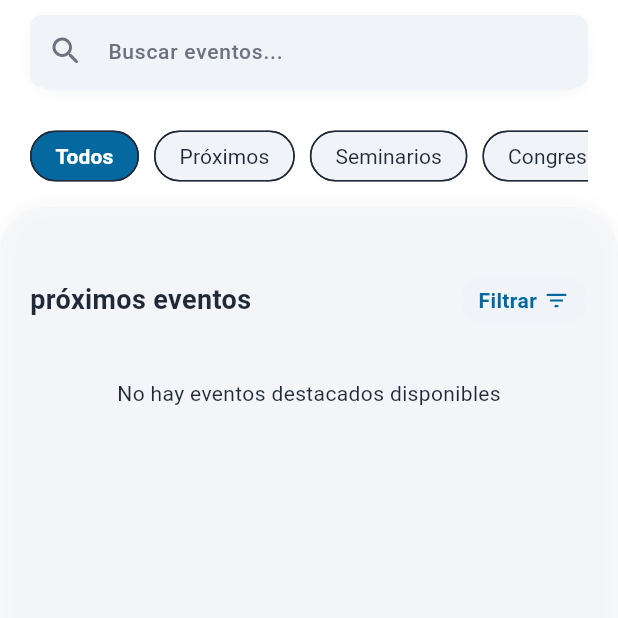
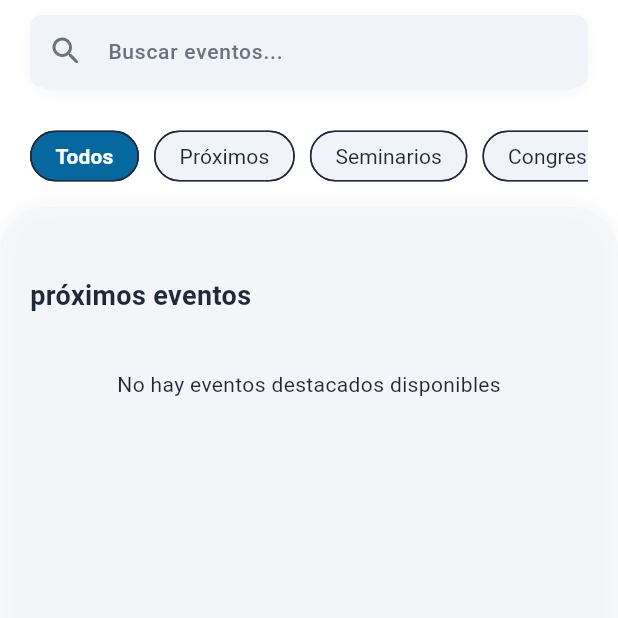
Before and after one commit to LuisMtz139/APP, a Flutter app: the EventosPage screen opened directly, on a phone screen of 412 x 824 dp, the top half of it. Run offline on Flutter 3.47's test engine with Material 3 defaults, Android fonts, the phone set to English and light mode, and no system bars; our stand-ins replace flutter_dotenv, get, quickalert, shared_preferences; missing offline and left inert: custom_line_indicator_bottom_navbar; accounts and stored records are empty.

Commit message:
change page

```diff
--- a/lib/app.dart
+++ b/lib/app.dart
@@ -1,6 +1,6 @@
 import 'dart:math';
 
-import 'package:app_cirugia_endoscopica/Page/login/login_controller.dart';
+import 'package:app_cirugia_endoscopica/features/users/presentation/login/login_controller.dart';
 import 'package:app_cirugia_endoscopica/common/routes/router.dart';
 import 'package:app_cirugia_endoscopica/common/settings/routes_names.dart';
 import 'package:app_cirugia_endoscopica/common/theme/App_Theme.dart';
--- a/lib/common/routes/router.dart
+++ b/lib/common/routes/router.dart
@@ -1,6 +1,6 @@
 import 'package:app_cirugia_endoscopica/Page/dashboards/dashboards_page.dart';
-import 'package:app_cirugia_endoscopica/Page/home/home_page.dart';
-import 'package:app_cirugia_endoscopica/Page/login/login_page.dart';
+import 'package:app_cirugia_endoscopica/features/users/presentation/home/home_page.dart';
+import 'package:app_cirugia_endoscopica/features/users/presentation/login/login_page.dart';
 import 'package:app_cirugia_endoscopica/common/settings/routes_names.dart';
 import 'package:app_cirugia_endoscopica/features/events/presentation/eventbyid/event_by_id_page.dart';
 import 'package:app_cirugia_endoscopica/features/users/presentation/splashScreen/splash_page.dart';
--- a/lib/features/events/presentation/events/event_page.dart
+++ b/lib/features/events/presentation/events/event_page.dart
@@ -111,31 +111,7 @@ class EventosPage extends StatelessWidget {
                             'próximos eventos',
                             style: MedicalTheme.headingSmall,
                           ),
-                          Container(
-                            padding: const EdgeInsets.symmetric(horizontal: 12, vertical: 6),
-                            decoration: BoxDecoration(
-                              color: MedicalTheme.surfaceColor,
-                              borderRadius: BorderRadius.circular(20),
-                            ),
-                            child: Row(
-                              children: [
-                                Text(
-                                  'Filtrar',
-                                  style: TextStyle(
-                                    color: MedicalTheme.primaryColor,
-                                    fontWeight: FontWeight.bold,
-                                    fontSize: 14,
-                                  ),
-                                ),
-                                const SizedBox(width: 4),
-                                Icon(
-                                  Icons.filter_list_rounded,
-                                  color: MedicalTheme.primaryColor,
-                                  size: 18,
-                                ),
-                              ],
-                            ),
-                          ),
+
                         ],
                       ),
                     ),
```
Also changed, not shown: lib/features/users/presentation/home/home_controller.dart (renamed from lib/Page/home/home_controller.dart), lib/features/users/presentation/home/home_page.dart (renamed from lib/Page/home/home_page.dart), lib/features/users/presentation/login/login_controller.dart (renamed from lib/Page/login/login_controller.dart), lib/features/users/presentation/login/login_page.dart (renamed from lib/Page/login/login_page.dart).
